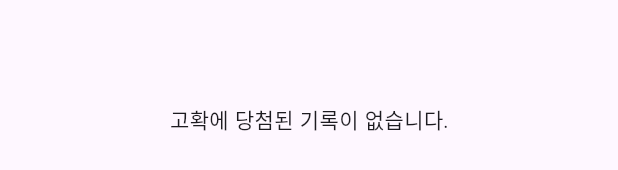
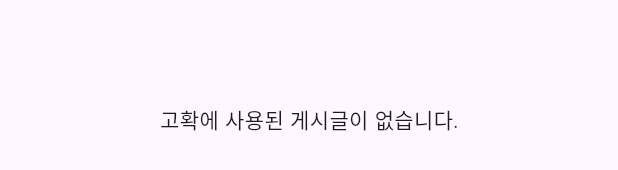
Before and after one commit to tissuesoft/megaphone, a Flutter app: the MyProfileHighlightList widget shown alone on an empty page, opened directly, on a phone screen of 412 x 824 dp. Shown: the part 498-668 px from the top of the screen. Run offline on Flutter 3.47's test engine with Material 3 defaults, Android fonts, the phone set to English and light mode, and no system bars; our stand-ins replace flutter_dotenv, flutter_secure_storage, marquee, supabase_flutter; missing offline and left inert: kakao_flutter_sdk_common, kakao_flutter_sdk_user; accounts and stored records are empty; project files that could hold a hidden picture were left out.

Commit message:
내 프로필 및 메가폰 당첨 버그 수정 완료

```diff
--- a/lib/myprofile_widgets/myprofile_megaphone_list.dart
+++ b/lib/myprofile_widgets/myprofile_megaphone_list.dart
@@ -38,12 +38,12 @@ class _MyProfileHighlightListState extends State<MyProfileHighlightList> {
       if (userData == null) throw Exception('Users 테이블에 유저 정보 없음');
       final userId = userData['user_id'];
 
-      // ✅ 3. 해당 유저의 고확 당첨 글 조회
+      // ✅ 3. 해당 유저의 megaphone_win = true 게시글만 조회
       final res = await supabase
           .from('Board')
           .select('*')
           .eq('user_id', userId)
-          .eq('used_megaphone', true)
+          .eq('megaphone_win', true)
           .order('created_at', ascending: false);
 
       setState(() {
@@ -52,9 +52,13 @@ class _MyProfileHighlightListState extends State<MyProfileHighlightList> {
       });
     } catch (e) {
       print('❌ 고확 게시글 로딩 실패: $e');
+      if (!mounted) return;
       ScaffoldMessenger.of(context).showSnackBar(
         const SnackBar(content: Text('고확 기록을 불러오지 못했습니다.')),
       );
+      setState(() {
+        isLoading = false;
+      });
     }
   }
 
@@ -67,7 +71,12 @@ class _MyProfileHighlightListState extends State<MyProfileHighlightList> {
     }
 
     if (posts.isEmpty) {
-      return const Center(child: Text('고확에 당첨된 기록이 없습니다.'));
+      return const Center(
+        child: Text(
+          '고확에 사용된 게시글이 없습니다.',
+          style: TextStyle(fontSize: 14),
+        ),
+      );
     }
 
     return ListView.separated(
```
Also changed, not shown: lib/home_widgets/megaphone_card.dart (+44 -15 lines).
